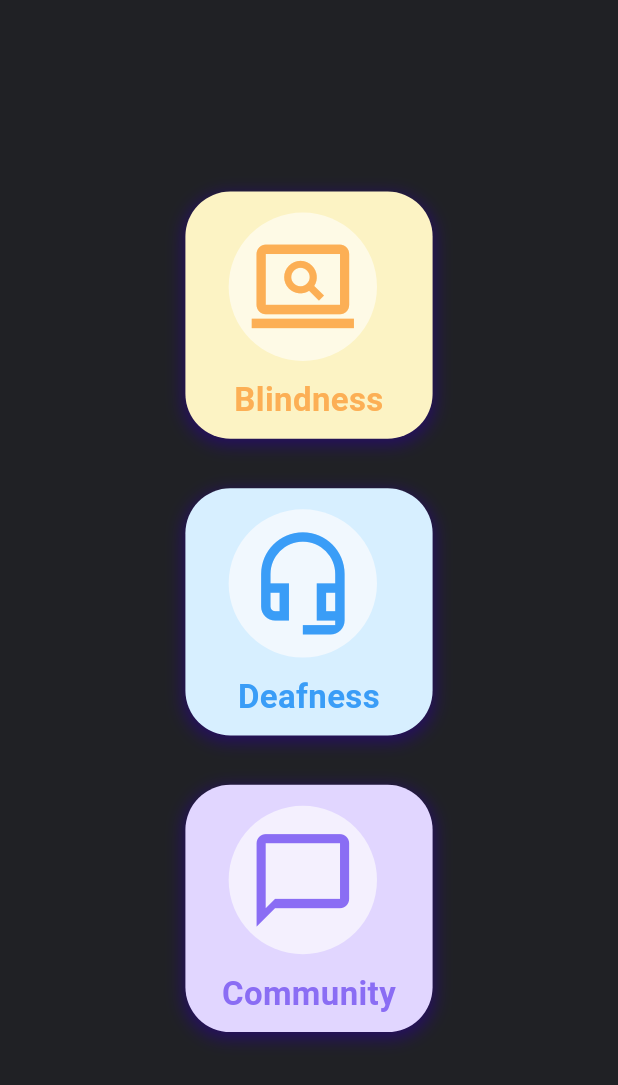
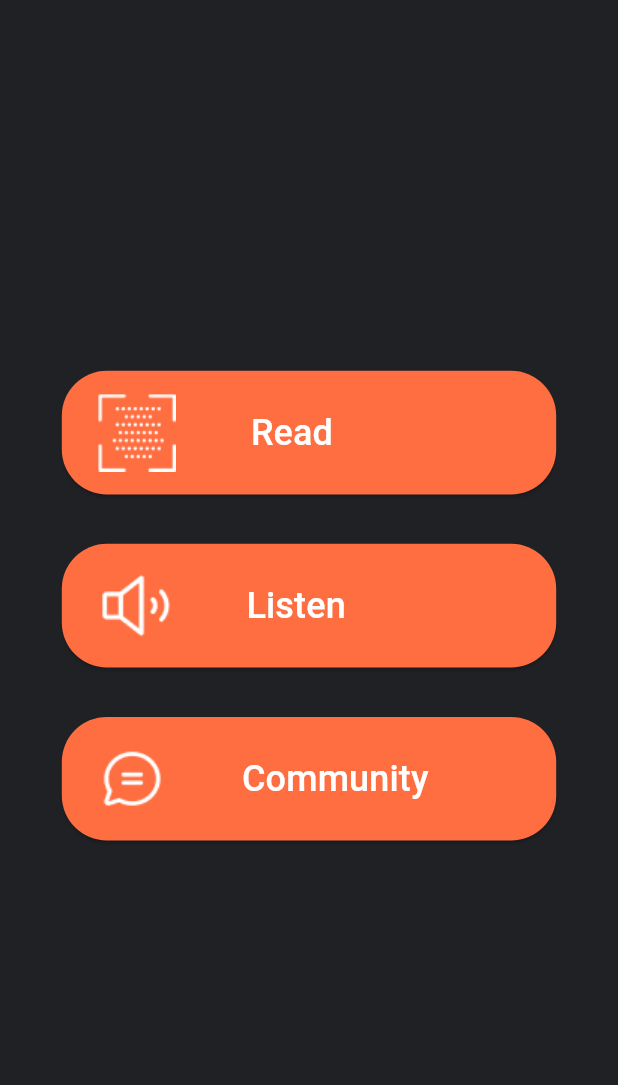
Before and after one commit to Shilpi-droid/empower_u, a Flutter app: the screen it shows after launch, on a phone screen of 412 x 824 dp. Shown: the top 1085 px of the screen. Run offline on Flutter 3.47's test engine with Material 2 defaults, Android fonts, the phone set to English and light mode, and no system bars; our stand-ins replace avatar_glow, camera, cloud_firestore, firebase_auth, firebase_core, flutter_dotenv and 6 more; missing offline and left inert: chat_gpt_sdk, flutter_tflite, google_mlkit_text_recognition; accounts and stored records are empty.

Commit message:
design changes

```diff
--- a/lib/views/screens/root_page.dart
+++ b/lib/views/screens/root_page.dart
@@ -8,6 +8,7 @@ import 'package:empower_u/views/screens/deaf.dart';
 import 'package:empower_u/views/widgets/option_tile2.dart';
 import 'package:firebase_auth/firebase_auth.dart';
 import 'package:flutter/material.dart';
+import 'package:velocity_x/velocity_x.dart';
 
 
 import '../constants/firebase_constants.dart';
@@ -79,32 +80,81 @@ class _RootPageState extends State<RootPage> {
             width: width,
             child: Column(
               children: [
-                SizedBox(height: height*.155,),
+                SizedBox(height: height*.3,),
                 // OptionTile2(),
-                OptionTile(
-                  bgColor: Color(0xffffcf3c4),
-                  // bgColor: Colors.brown,
-                  //txtColor: Colors.brown,
-                  circColor: Color(0xfffefae6),
-                  txtColor: Color(0xfffcaf55),
-                  icon: Icons.screen_search_desktop_outlined,
-                  text: "Blindness",
-                  page: Blind()
+                // OptionTile(
+                //   bgColor: Color(0xffffcf3c4),
+                //   // bgColor: Colors.brown,
+                //   //txtColor: Colors.brown,
+                //   circColor: Color(0xfffefae6),
+                //   txtColor: Color(0xfffcaf55),
+                //   icon: Icons.screen_search_desktop_outlined,
+                //   text: "Blindness",
+                //   page: Blind()
+                // ),
+                SizedBox(
+                  height: height*.1,
+                  width: width*.8,
+                  child: ElevatedButton(
+                      onPressed: (){
+                        Navigator.push(
+                          context,
+                          MaterialPageRoute(
+                            builder: (context) => Blind(),
+                          ),
+                        );
+                      },
+                    style: ElevatedButton.styleFrom(
+                        primary: btnColor, // Set the background color
+                        shape: RoundedRectangleBorder(
+                          borderRadius: BorderRadius.circular(30.0), // Set the border radius
+                        ),
+                    ),
+                      child:Row(
+
+                        children: [
+                            Image.asset("assets/images/Read.png"),
+                            50.widthBox,
+                            "Read".text.white.size(24).make(),
+                        ],
+                      )
+                  ),
                 ),
                 SizedBox(height: height*.04,),
-                OptionTile(
-                  bgColor: Color(0xffd7efff),
-                  circColor: Color(0xfff1f8fe),
-                  txtColor: Color(0xff3a9df7),
-                  icon: Icons.headset_mic_outlined,
-                  text: "Deafness",
-                  page: Deaf()
+                SizedBox(
+                  height: height*.1,
+                  width: width*.8,
+                  child: ElevatedButton(
+                      onPressed: (){
+                        Navigator.push(
+                          context,
+                          MaterialPageRoute(
+                            builder: (context) => Deaf(),
+                          ),
+                        );
+                      },
+                      style: ElevatedButton.styleFrom(
+                        primary: btnColor, // Set the background color
+                        shape: RoundedRectangleBorder(
+                          borderRadius: BorderRadius.circular(30.0), // Set the border radius
+                        ),
+                      ),
+                      child:Row(
+
+                        children: [
+                          Image.asset("assets/images/Listen.png"),
+                          50.widthBox,
+                          "Listen".text.white.size(24).make(),
+                        ],
+                      )
+                  ),
                 ),
                 SizedBox(height: height*.04,),
-
-            InkWell(
-              onTap: (){
-
+                SizedBox(
+                  height: height*.1,
+                  width: width*.8,
+                  child: ElevatedButton(
+                      onPressed: (){
                         Navigator.push(
                           context,
                           MaterialPageRoute(
@@ -112,58 +162,85 @@ class _RootPageState extends State<RootPage> {
                           ),
                         );
                       },
-              child: Stack(
-                  children:[
-                    Container(
-                      height: height*.2,
-                      width: height*.2,
-                      decoration: BoxDecoration(
-                        borderRadius: BorderRadius.circular(30),
-                        color: Color(0xffe1d6ff),
-                        boxShadow: [
-                          BoxShadow(
-                            color:
-                            //Colors.grey,
-                            Color(0xff250E63),
-                            spreadRadius: 1,
-                            blurRadius: 9,
-                            offset: Offset(0, 3), // horizontal and vertical offset
-                          ),
-                        ],
-                        //border: Border.all(color: txtColor,width: 2)
+                      style: ElevatedButton.styleFrom(
+                        primary: btnColor, // Set the background color
+                        shape: RoundedRectangleBorder(
+                          borderRadius: BorderRadius.circular(30.0), // Set the border radius
                         ),
                       ),
-                    Positioned(
-                      left: width*.07,
-                      top: height*.017,
-                      child: Container(
-                        height: height*.12,
-                        width: height*.12,
-                        decoration: BoxDecoration(
-                            shape: BoxShape.circle,
-                            color: Color(0xfff4f0fe),
-                        ),
-                        child: Icon(Icons.chat_bubble_outline,color: Color(0xff8a6df4),size: height*.09,),
+                      child:Row(
+
+                        children: [
+                          Image.asset("assets/images/Community.png"),
+                          50.widthBox,
+                          "Community".text.white.size(24).make(),
+                        ],
+                      )
                   ),
                 ),
-                    Positioned(
-                        top: height*.15,
-                        width: height*.2,
-                        child: Text(
-                          "Community",
-                          textAlign: TextAlign.center,
-                          style: TextStyle(
-                              fontSize: 22,
-                              fontWeight: FontWeight.w600,
-                              color: Color(0xff8a6df4),
-                          ),
-                        )
-                    ),
 
-
-                  ]
-              ),
-            ),
+            // InkWell(
+            //   onTap: (){
+            //
+            //     Navigator.push(
+            //       context,
+            //       MaterialPageRoute(
+            //         builder: (context) => isUser?HomeScreen(username: username,):VerificationScreen(),
+            //       ),
+            //     );
+            //   },
+            //   child: Stack(
+            //       children:[
+            //         Container(
+            //           height: height*.2,
+            //           width: height*.2,
+            //           decoration: BoxDecoration(
+            //             borderRadius: BorderRadius.circular(30),
+            //             color: Color(0xffe1d6ff),
+            //             boxShadow: [
+            //               BoxShadow(
+            //                 color:
+            //                 //Colors.grey,
+            //                 Color(0xff250E63),
+            //                 spreadRadius: 1,
+            //                 blurRadius: 9,
+            //                 offset: Offset(0, 3), // horizontal and vertical offset
+            //               ),
+            //             ],
+            //             //border: Border.all(color: txtColor,width: 2)
+            //           ),
+            //         ),
+            //         Positioned(
+            //           left: width*.07,
+            //           top: height*.017,
+            //           child: Container(
+            //             height: height*.12,
+            //             width: height*.12,
+            //             decoration: BoxDecoration(
+            //                 shape: BoxShape.circle,
+            //                 color: Color(0xfff4f0fe),
+            //             ),
+            //             child: Icon(Icons.chat_bubble_outline,color: Color(0xff8a6df4),size: height*.09,),
+            //           ),
+            //         ),
+            //         Positioned(
+            //             top: height*.15,
+            //             width: height*.2,
+            //             child: Text(
+            //               "Community",
+            //               textAlign: TextAlign.center,
+            //               style: TextStyle(
+            //                   fontSize: 22,
+            //                   fontWeight: FontWeight.w600,
+            //                   color: Color(0xff8a6df4),
+            //               ),
+            //             )
+            //         ),
+            //
+            //
+            //       ]
+            //   ),
+            // ),
                 // OptionTile(
                 //     bgColor: Color(0xffe1d6ff),
                 //     circColor: Color(0xfff4f0fe),
--- a/pubspec.yaml
+++ b/pubspec.yaml
@@ -78,6 +78,7 @@ flutter:
   # To add assets to your application, add an assets section, like this:
   assets:
    - assets/
+   - assets/images/
   #   - images/a_dot_ham.jpeg
 
   # An image asset can refer to one or more resolution-specific "variants", see
```
Also changed, not shown: assets/yolov2_tiny.txt (added, +80 -0 lines), lib/controllers/scan_controller.dart (+6 -3 lines), assets/images/Community.png (added), assets/images/Listen.png (added), assets/images/Read.png (added), 1 other file. Lines whose indentation alone changed are shown as unchanged.
